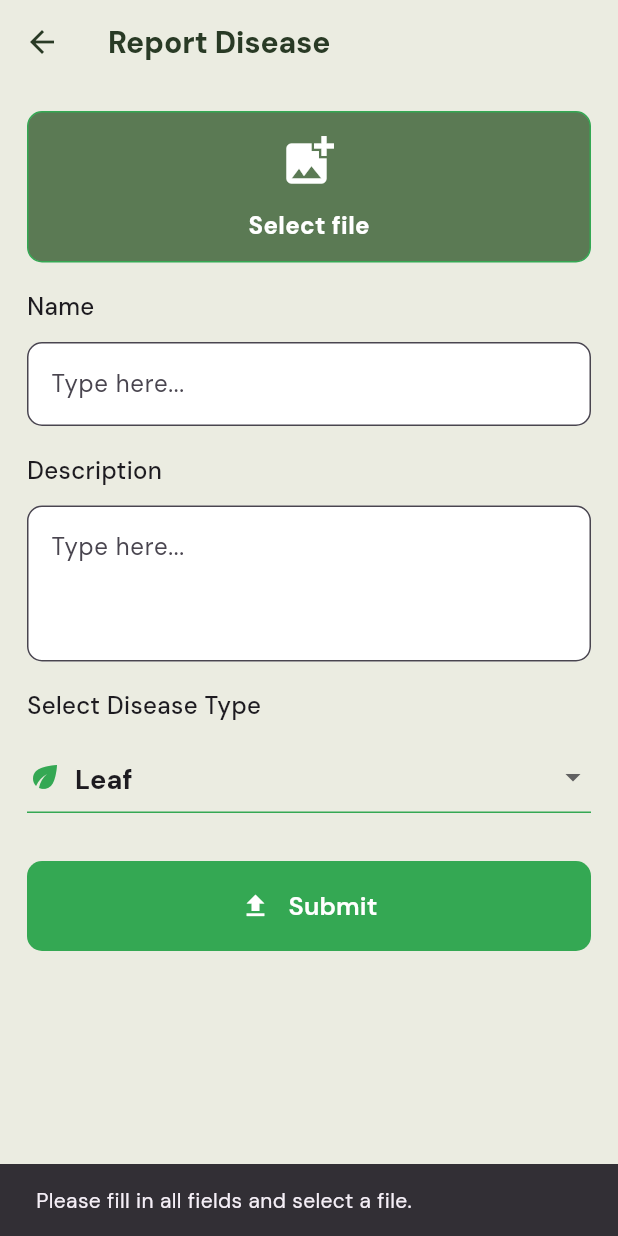
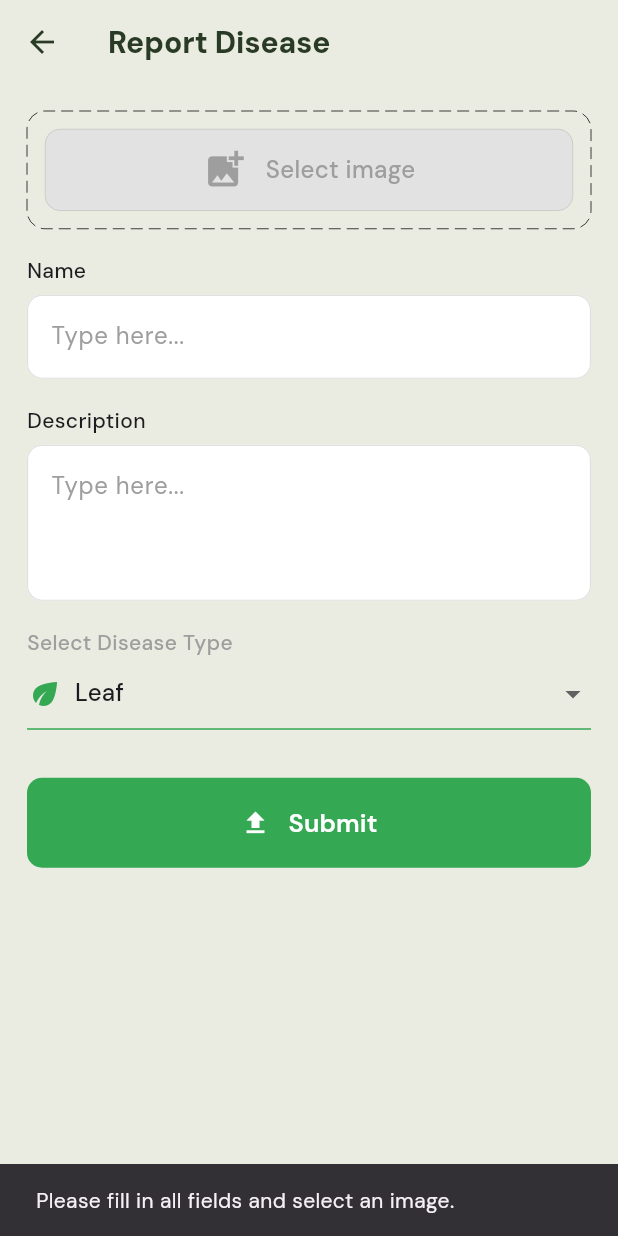
Before and after one commit to povrajanapen/capstone_rice_disease_recognition_app, a Flutter app: the ReportScreen screen opened directly, after a tap on "Submit", on a phone screen of 412 x 824 dp. Run offline on Flutter 3.47's test engine with Material 3 defaults, Android fonts, the phone set to English and light mode, and no system bars; drawn by our look-alikes of dotted_border; our stand-ins replace camera, carousel_slider, dio, google_fonts, image_picker; missing offline and left inert: icon_decoration.

```diff
--- /dev/null
+++ b/lib/models/user_report.dart
@@ -0,0 +1,11 @@
+import 'package:capstone_dr_rice/models/disease.dart';
+
+class UserReport {
+  final Disease disease;
+  final String imagePath;
+
+  UserReport({
+    required this.disease,
+    required this.imagePath,
+  });
+}
--- a/lib/screens/report/report_screen.dart
+++ b/lib/screens/report/report_screen.dart
@@ -1,38 +1,148 @@
+import 'dart:io';
 import 'package:flutter/material.dart';
 import '../../widgets/action/rice_button.dart';
-import 'widgets/file_picker_widget.dart';
+import 'widgets/image_picker_widget.dart';
 import '../../theme/theme.dart';
 import '../../models/disease.dart';
+import '../../models/user_report.dart';
+import 'your_reports_screen.dart';
+
+// Define the enum for screen modes
+enum ReportScreenMode {
+  create,
+  view,
+  edit,
+}
 
 class ReportScreen extends StatefulWidget {
-  const ReportScreen({super.key});
+  final UserReport? existingReport;
+  final ReportScreenMode mode;
+
+  const ReportScreen({
+    super.key,
+    this.existingReport,
+    this.mode = ReportScreenMode.create, // Default to creation mode
+  });
 
   @override
   State<ReportScreen> createState() => _ReportScreenState();
 }
 
 class _ReportScreenState extends State<ReportScreen> {
-  TextEditingController nameController = TextEditingController();
-  TextEditingController descriptionController = TextEditingController();
-  String? selectedFilePath;
-  DiseasePart selectedDiseasePart = DiseasePart.leaf;
+  late TextEditingController nameController;
+  late TextEditingController descriptionController;
+  String? selectedImagePath;
+  late DiseasePart selectedDiseasePart;
+  late ReportScreenMode currentMode;
 
-  void onFileSelected(String? filePath) {
+  @override
+  void initState() {
+    super.initState();
+    // Initialize with existing data if available
+    if (widget.existingReport != null) {
+      nameController = TextEditingController(
+        text: widget.existingReport!.disease.name,
+      );
+      descriptionController = TextEditingController(
+        text: widget.existingReport!.disease.description,
+      );
+      selectedDiseasePart = widget.existingReport!.disease.affectedPart ?? DiseasePart.leaf;
+      selectedImagePath = widget.existingReport!.imagePath;
+    } else {
+      nameController = TextEditingController();
+      descriptionController = TextEditingController();
+      selectedDiseasePart = DiseasePart.leaf;
+    }
+
+    // Set initial mode
+    currentMode = widget.mode;
+  }
+
+  @override
+  void dispose() {
+    nameController.dispose();
+    descriptionController.dispose();
+    super.dispose();
+  }
+
+  void onImageSelected(String? imagePath) {
     setState(() {
-      selectedFilePath = filePath;
+      selectedImagePath = imagePath;
+    });
+  }
+
+  void toggleMode() {
+    setState(() {
+      // Toggle between view and edit modes
+      currentMode = currentMode == ReportScreenMode.view
+          ? ReportScreenMode.edit
+          : ReportScreenMode.view;
     });
   }
 
   void submitReport() {
-    if (selectedFilePath != null &&
+    final isComplete =
+        selectedImagePath != null &&
         nameController.text.isNotEmpty &&
-        descriptionController.text.isNotEmpty) {
-      ScaffoldMessenger.of(
+        descriptionController.text.isNotEmpty;
+
+    if (isComplete) {
+      // Create or update disease
+      final disease = widget.existingReport != null
+          ? Disease(
+              id: widget.existingReport!.disease.id,
+              name: nameController.text,
+              description: descriptionController.text,
+              type: widget.existingReport!.disease.type,
+              scanDate: widget.existingReport!.disease.scanDate,
+              accuracy: widget.existingReport!.disease.accuracy,
+              affectedPart: selectedDiseasePart,
+            )
+          : Disease(
+              id: DateTime.now().millisecondsSinceEpoch.toString(),
+              name: nameController.text,
+              description: descriptionController.text,
+              type: DiseaseType.fungal, // Default type
+              scanDate: DateTime.now(),
+              accuracy: 0.0, // Not applicable for user reports
+              affectedPart: selectedDiseasePart,
+            );
+
+      // Create the report with the image path
+      final report = UserReport(
+        disease: disease,
+        imagePath: selectedImagePath!,
+      );
+
+      ScaffoldMessenger.of(context).showSnackBar(
+        SnackBar(
+          content: Text(
+            currentMode == ReportScreenMode.create
+                ? "Report submitted successfully!"
+                : "Report updated successfully!",
+          ),
+        ),
+      );
+
+      // If creating a new report, navigate to reports screen
+      // If editing, just go back
+      if (currentMode == ReportScreenMode.create) {
+        Navigator.push(
           context,
-      ).showSnackBar(SnackBar(content: Text("Report submitted successfully!")));
+          MaterialPageRoute(
+            builder: (context) => YourReportsScreen(
+              reports: [report],
+            ),
+          ),
+        );
+      } else {
+        Navigator.pop(context);
+      }
     } else {
       ScaffoldMessenger.of(context).showSnackBar(
-        SnackBar(content: Text("Please fill in all fields and select a file.")),
+        SnackBar(
+          content: Text("Please fill in all fields and select an image."),
+        ),
       );
     }
   }
@@ -43,83 +153,214 @@ class _ReportScreenState extends State<ReportScreen> {
       backgroundColor: RiceColors.backgroundAccent,
       appBar: AppBar(
         title: Text(
-          "Report Disease",
+          _getAppBarTitle(),
           style: RiceTextStyles.body.copyWith(color: RiceColors.neutralDark),
         ),
         backgroundColor: Colors.transparent,
         elevation: 0,
         iconTheme: IconThemeData(color: RiceColors.neutralDark),
+        actions: widget.existingReport != null
+            ? [
+                IconButton(
+                  icon: Icon(
+                    currentMode == ReportScreenMode.view ? Icons.edit : Icons.visibility,
+                    color: RiceColors.neutralDark,
                   ),
-      body: Padding(
+                  onPressed: toggleMode,
+                ),
+              ]
+            : null,
+      ),
+      body: SingleChildScrollView(
+        child: Padding(
           padding: const EdgeInsets.all(RiceSpacings.m),
-        child: Column(
+          child: currentMode == ReportScreenMode.view
+              ? _buildViewMode()
+              : _buildEditMode(),
+        ),
+      ),
+    );
+  }
+
+  String _getAppBarTitle() {
+    switch (currentMode) {
+      case ReportScreenMode.create:
+        return "Report Disease";
+      case ReportScreenMode.view:
+        return "Report Details";
+      case ReportScreenMode.edit:
+        return "Edit Report";
+    }
+  }
+
+  Widget _buildEditMode() {
+    return Column(
       crossAxisAlignment: CrossAxisAlignment.start,
       children: [
-            FilePickerWidget(onFileSelected: onFileSelected),
+        // If we have an image path, show the image
+        selectedImagePath != null
+            ? GestureDetector(
+                onTap: () => onImageSelected(null), // Allow changing the image
+                child: Container(
+                  height: 200,
+                  width: double.infinity,
+                  decoration: BoxDecoration(
+                    borderRadius: BorderRadius.circular(RiceSpacings.radius),
+                    image: DecorationImage(
+                      image: FileImage(File(selectedImagePath!)),
+                      fit: BoxFit.cover,
+                    ),
+                  ),
+                  child: Align(
+                    alignment: Alignment.topRight,
+                    child: Padding(
+                      padding: const EdgeInsets.all(8.0),
+                      child: CircleAvatar(
+                        backgroundColor: RiceColors.primary.withOpacity(0.7),
+                        radius: 18,
+                        child: IconButton(
+                          icon: Icon(Icons.edit, color: RiceColors.white, size: 18),
+                          onPressed: () => onImageSelected(null),
+                        ),
+                      ),
+                    ),
+                  ),
+                ),
+              )
+            : ImagePickerWidget(onImageSelected: onImageSelected),
         SizedBox(height: RiceSpacings.m),
-            Column(
+        _buildTextField(
+          controller: nameController,
+          label: "Name",
+          hint: "Type here...",
+        ),
+        SizedBox(height: RiceSpacings.m),
+        _buildTextField(
+          controller: descriptionController,
+          label: "Description",
+          hint: "Type here...",
+          maxLines: 3,
+        ),
+        SizedBox(height: RiceSpacings.m),
+        _buildDropdownField(),
+        SizedBox(height: RiceSpacings.xl),
+        RiceButton(
+          text: currentMode == ReportScreenMode.create ? "Submit" : "Update",
+          icon: currentMode == ReportScreenMode.create ? Icons.upload : Icons.edit,
+          onPressed: submitReport,
+          type: RiceButtonType.primary,
+        ),
+      ],
+    );
+  }
+
+  Widget _buildViewMode() {
+    final report = widget.existingReport!;
+
+    return Column(
       crossAxisAlignment: CrossAxisAlignment.start,
       children: [
+        // Display the actual image from the report
+        Container(
+          height: 200,
+          width: double.infinity,
+          decoration: BoxDecoration(
+            borderRadius: BorderRadius.circular(RiceSpacings.radius),
+            image: DecorationImage(
+              image: FileImage(File(report.imagePath)),
+              fit: BoxFit.cover,
+            ),
+          ),
+        ),
+        SizedBox(height: RiceSpacings.m),
+
+        // Disease name
         Text(
-                  "Name",
-                  style: RiceTextStyles.label.copyWith(
-                    fontSize: 16,
-                  ), // Increased font size
+          report.disease.name,
+          style: RiceTextStyles.heading.copyWith(
+            color: RiceColors.neutralDark,
+            fontWeight: FontWeight.bold,
+          ),
         ),
         SizedBox(height: RiceSpacings.s),
-                TextField(
-                  controller: nameController,
-                  decoration: InputDecoration(
-                    hintText: "Type here...",
-                    filled: true,
-                    fillColor: RiceColors.white,
-                    border: OutlineInputBorder(
-                      borderRadius: BorderRadius.circular(RiceSpacings.radius),
-                    ),
+
+        // Disease part
+        Row(
+          children: [
+            Icon(Icons.eco, color: RiceColors.primary, size: 20),
+            SizedBox(width: RiceSpacings.s),
+            Text(
+              "Part of Disease: ${StringExtension(report.disease.affectedPart?.name ?? '').capitalize()}",
+              style: RiceTextStyles.body.copyWith(
+                color: RiceColors.neutral,
               ),
             ),
           ],
         ),
         SizedBox(height: RiceSpacings.m),
-            Column(
+
+        // Description
+        Text(
+          report.disease.description,
+          style: RiceTextStyles.body.copyWith(
+            color: RiceColors.textNormal,
+          ),
+        ),
+
+        // No accuracy display for user reports
+      ],
+    );
+  }
+
+  // text field
+  Widget _buildTextField({
+    required TextEditingController controller,
+    required String label,
+    required String hint,
+    int maxLines = 1,
+  }) {
+    return Column(
       crossAxisAlignment: CrossAxisAlignment.start,
       children: [
-                Text(
-                  "Description",
-                  style: RiceTextStyles.label.copyWith(
-                    fontSize: 16,
-                  ), // Increased font size
-                ),
-                SizedBox(height: RiceSpacings.s),
+        Text(label, style: RiceTextStyles.label.copyWith(fontSize: 14)),
+        SizedBox(height: RiceSpacings.s/2),
         TextField(
-                  controller: descriptionController,
-                  maxLines: 3,
+          controller: controller,
+          maxLines: maxLines,
           decoration: InputDecoration(
-                    hintText: "Type here...",
+            hintText: hint,
+            hintStyle: const TextStyle(color: Colors.grey),
             filled: true,
             fillColor: RiceColors.white,
-                    border: OutlineInputBorder(
+            enabledBorder: OutlineInputBorder(
               borderRadius: BorderRadius.circular(RiceSpacings.radius),
+              borderSide: BorderSide(color: Colors.grey.shade300, width: 0.75),
+            ),
+            focusedBorder: OutlineInputBorder(
+              borderRadius: BorderRadius.circular(RiceSpacings.radius),
+              borderSide: BorderSide(color: Colors.grey, width: 1),
             ),
           ),
         ),
       ],
-            ),
-            SizedBox(height: RiceSpacings.m),
-            Column(
+    );
+  }
+
+  // select disease dropdown
+  Widget _buildDropdownField() {
+    return Column(
       crossAxisAlignment: CrossAxisAlignment.start,
       children: [
         Text(
           "Select Disease Type",
           style: RiceTextStyles.label.copyWith(
-                    fontSize: 16,
-                  ), // Increased font size
+            fontSize: 14,
+            color: Colors.grey,
           ),
-                SizedBox(height: RiceSpacings.s),
+        ),
         DropdownButtonFormField<DiseasePart>(
           value: selectedDiseasePart,
-                  items:
-                      DiseasePart.values.map((DiseasePart part) {
+          items: DiseasePart.values.map((part) {
             return DropdownMenuItem<DiseasePart>(
               value: part,
               child: Row(
@@ -127,20 +368,16 @@ class _ReportScreenState extends State<ReportScreen> {
                   Icon(Icons.eco, color: RiceColors.primary),
                   SizedBox(width: 8),
                   Text(
-                                part.name.capitalize(),
-                                style: RiceTextStyles.body.copyWith(
-                                  fontSize: 18,
-                                ),
+                    StringExtension(part.name).capitalize(),
+                    style: RiceTextStyles.label.copyWith(fontSize: 16),
                   ),
                 ],
               ),
             );
           }).toList(),
-                  onChanged: (value) {
-                    setState(() {
+          onChanged: (value) => setState(() {
             selectedDiseasePart = value!;
-                    });
-                  },
+          }),
           decoration: InputDecoration(
             enabledBorder: UnderlineInputBorder(
               borderSide: BorderSide(color: RiceColors.primary),
@@ -150,33 +387,8 @@ class _ReportScreenState extends State<ReportScreen> {
             ),
           ),
           dropdownColor: RiceColors.white,
-                  selectedItemBuilder: (BuildContext context) {
-                    return DiseasePart.values.map<Widget>((DiseasePart part) {
-                      return Row(
-                        children: [
-                          Icon(Icons.eco, color: RiceColors.primary),
-                          SizedBox(width: 8),
-                          Text(
-                            part.name.capitalize(),
-                            style: RiceTextStyles.body.copyWith(fontSize: 18),
         ),
       ],
-                      );
-                    }).toList();
-                  },
-                ),
-              ],
-            ),
-            SizedBox(height: RiceSpacings.xl),
-            RiceButton(
-              text: "Submit",
-              icon: Icons.upload,
-              onPressed: submitReport,
-              type: RiceButtonType.primary,
-            ),
-          ],
-        ),
-      ),
     );
   }
 }
--- a/lib/screens/report/widgets/file_picker_widget.dart
+++ /dev/null
@@ -1,57 +0,0 @@
-import 'package:flutter/material.dart';
-import 'package:file_picker/file_picker.dart';
-import '../../../theme/theme.dart';
-
-class FilePickerWidget extends StatefulWidget {
-  final Function(String?) onFileSelected;
-
-  const FilePickerWidget({super.key, required this.onFileSelected});
-
-  @override
-  State<FilePickerWidget> createState() => _FilePickerWidgetState();
-}
-
-class _FilePickerWidgetState extends State<FilePickerWidget> {
-  String? filePath;
-
-  Future<void> pickFile() async {
-    FilePickerResult? result = await FilePicker.platform.pickFiles();
-
-    if (result != null && result.files.single.path != null) {
-      setState(() {
-        filePath = result.files.single.path!;
-      });
-      widget.onFileSelected(filePath);
-    }
-  }
-
-  @override
-  Widget build(BuildContext context) {
-    return GestureDetector(
-      onTap: pickFile,
-      child: Container(
-        width: double.infinity,
-        padding: EdgeInsets.all(RiceSpacings.s),
-        decoration: BoxDecoration(
-          color: RiceColors.neutral,
-          border: Border.all(color: RiceColors.primary),
-          borderRadius: BorderRadius.circular(RiceSpacings.radius),
-        ),
-        child: Column(
-          mainAxisAlignment: MainAxisAlignment.center,
-          children: [
-            Icon(Icons.add_photo_alternate, color: RiceColors.white, size: 40),
-            SizedBox(height: RiceSpacings.s),
-            Text(
-              filePath != null ? "File Selected" : "Select file",
-              style: RiceTextStyles.body.copyWith(
-                fontSize: 16,
-                color: RiceColors.white,
-              ),
-            ),
-          ],
-        ),
-      ),
-    );
-  }
-}
--- /dev/null
+++ b/lib/screens/report/widgets/image_picker_widget.dart
@@ -0,0 +1,76 @@
+import 'dart:io';
+
+import 'package:dotted_border/dotted_border.dart';
+import 'package:flutter/material.dart';
+import 'package:image_picker/image_picker.dart';
+import '../../../theme/theme.dart';
+
+class ImagePickerWidget extends StatefulWidget {
+  final Function(String?) onImageSelected;
+
+  const ImagePickerWidget({super.key, required this.onImageSelected});
+
+  @override
+  State<ImagePickerWidget> createState() => _ImagePickerWidgetState();
+}
+
+class _ImagePickerWidgetState extends State<ImagePickerWidget> {
+  String? imagePath;
+  final ImagePicker _imagePicker = ImagePicker();
+
+  Future<void> pickImage() async {
+    final XFile? image = await _imagePicker.pickImage(source: ImageSource.gallery);
+
+    if (image != null && image.path.isNotEmpty) {
+      setState(() {
+        imagePath = image.path;
+      });
+      widget.onImageSelected(imagePath);
+    }
+  }
+
+  @override
+  Widget build(BuildContext context) {
+    return GestureDetector(
+      onTap: pickImage,
+      child: DottedBorder(
+        color: Colors.black,
+        strokeWidth: 0.5,
+        dashPattern: [8, 4],
+        borderType: BorderType.RRect,
+        radius: Radius.circular(12),
+        padding: EdgeInsets.all(RiceSpacings.s),
+        child: Container(
+         width: double.infinity,
+         padding: EdgeInsets.all(RiceSpacings.s),
+         decoration: BoxDecoration(
+          color: RiceColors.greyLight,
+          border: Border.all(color: Colors.grey, width: 0.25),
+          borderRadius: BorderRadius.circular(RiceSpacings.radius),
+        ),
+          child: imagePath != null
+              ? Image.file(
+                  File(imagePath!),
+                  fit: BoxFit.cover,
+                  height: 150,
+                  width: double.infinity,
+                )
+              : Row(
+                  mainAxisAlignment: MainAxisAlignment.center,
+                  children: [
+                    Icon(Icons.add_photo_alternate, color: Colors.grey, size: 30),
+                    SizedBox(width: RiceSpacings.s),
+                    Text(
+                      "Select image",
+                      style: RiceTextStyles.label.copyWith(
+                        fontSize: 16,
+                        color: Colors.grey,
+                      ),
+                    ),
+                  ],
+                ),
+        ),
+      ),
+    );
+  }
+}
--- a/pubspec.yaml
+++ b/pubspec.yaml
@@ -41,6 +41,7 @@ dependencies:
   file_picker: ^8.0.0
   camera: ^0.10.5+2
   dio: ^5.8.0+1
+  dotted_border: ^2.0.0
 
 
 dev_dependencies:
```
Also changed, not shown: lib/screens/report/your_reports_screen.dart (added, +180 -0 lines), pubspec.lock. Lines whose indentation alone changed are shown as unchanged.
